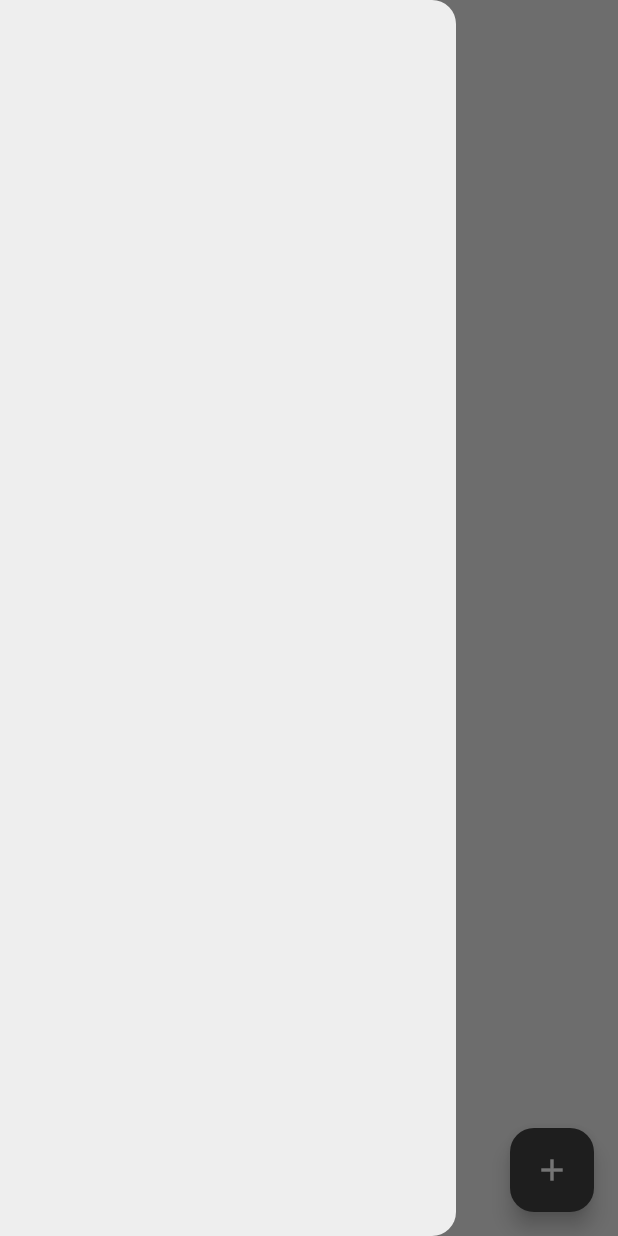
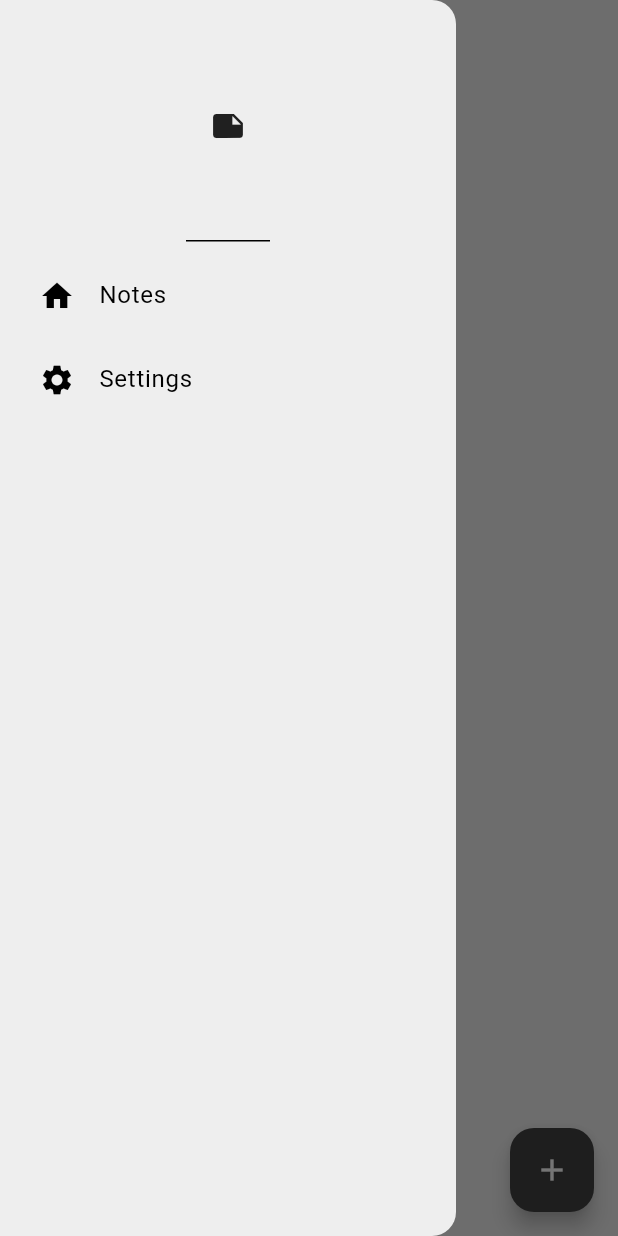
Before and after one commit to x00Adham/Notes_app_isar_database, a Flutter app: the screen it shows after launch, with the side drawer open, on a phone screen of 412 x 824 dp. Run offline on Flutter 3.47's test engine with Material 3 defaults, Android fonts, the light colour scheme and no system bars; our stand-ins replace google_fonts, isar; accounts and stored records are empty; generated files the repository leaves out were written again.

Commit message:
MyDrawer and DrawerTile widgets

```diff
--- a/lib/screens/home_page.dart
+++ b/lib/screens/home_page.dart
@@ -2,6 +2,7 @@ import 'package:flutter/material.dart';
 import 'package:google_fonts/google_fonts.dart';
 import 'package:notice_app_isar/models/note.dart';
 import 'package:notice_app_isar/models/note_database.dart';
+import 'package:notice_app_isar/widgets/mydrawer.dart';
 import 'package:provider/provider.dart';
 
 class HomePage extends StatefulWidget {
@@ -82,14 +83,16 @@ class _HomePageState extends State<HomePage> {
 
     return Scaffold(
       backgroundColor: Theme.of(context).colorScheme.surface,
-      appBar: AppBar(),
+      appBar: AppBar(
+        foregroundColor: Theme.of(context).colorScheme.inversePrimary,
+      ),
       floatingActionButton: FloatingActionButton(
         backgroundColor: Theme.of(context).colorScheme.inversePrimary,
         onPressed: createNote,
         child: const Icon(Icons.add),
       ),
-      //! contiune drawer
-      drawer: const Drawer(),
+
+      drawer: const Mydrawer(),
       body: Column(
         crossAxisAlignment: CrossAxisAlignment.start,
         children: [
--- /dev/null
+++ b/lib/widgets/drawertile.dart
@@ -0,0 +1,21 @@
+import 'package:flutter/material.dart';
+
+class DrawerTile extends StatelessWidget {
+  const DrawerTile({
+    super.key,
+    required this.title,
+    required this.leading,
+    required this.onTap,
+  });
+  final String title;
+  final Widget leading;
+  final void Function()? onTap;
+
+  @override
+  Widget build(BuildContext context) {
+    return Padding(
+      padding: const EdgeInsets.only(left: 10),
+      child: ListTile(title: Text(title), leading: leading, onTap: onTap),
+    );
+  }
+}
--- /dev/null
+++ b/lib/widgets/mydrawer.dart
@@ -0,0 +1,34 @@
+import 'package:flutter/material.dart';
+import 'package:notice_app_isar/widgets/drawertile.dart';
+
+class Mydrawer extends StatelessWidget {
+  const Mydrawer({super.key});
+
+  @override
+  Widget build(BuildContext context) {
+    return Drawer(
+      backgroundColor: Theme.of(context).colorScheme.surface,
+      child:
+      //header
+      Column(
+        children: [
+          const DrawerHeader(child: Icon(Icons.note)),
+
+          //note list
+          DrawerTile(
+            leading: const Icon(Icons.home),
+            title: "Notes",
+            onTap: () => Navigator.pop(context),
+          ),
+
+          DrawerTile(
+            title: "Settings",
+            leading: const Icon(Icons.settings),
+            onTap: () {},
+          ),
+          //settings
+        ],
+      ),
+    );
+  }
+}
```
